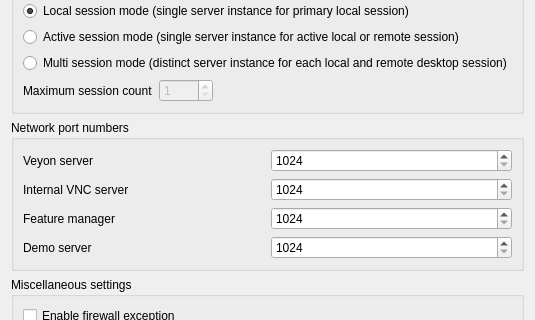
This is configurator/src/ServiceConfigurationPage.ui in infolevishcoders-web/classwatch as Qt 5 draws it before an edit; both pictures show x 0 to 535 and y 230 to 550 of the 535 by 854 pixel window. The edited form follows.
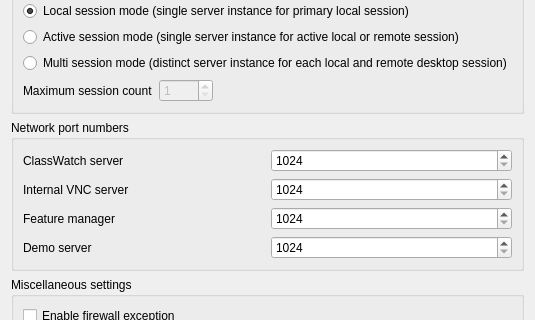
This is the edited form. Icons and pictures are not drawn.

Commit message: Stage 1: ClassWatch branding and foundation

The edit to the form file:
```diff
--- a/configurator/src/ServiceConfigurationPage.ui
+++ b/configurator/src/ServiceConfigurationPage.ui
@@ -236,7 +236,7 @@
       <item row="0" column="0">
        <widget class="QLabel" name="label_12">
         <property name="text">
-         <string>Veyon server</string>
+         <string>ClassWatch server</string>
         </property>
        </widget>
       </item>
```
Left out of the diff: 2 changed lines with no effect on the pictures. The commit also changes 63 other files.
